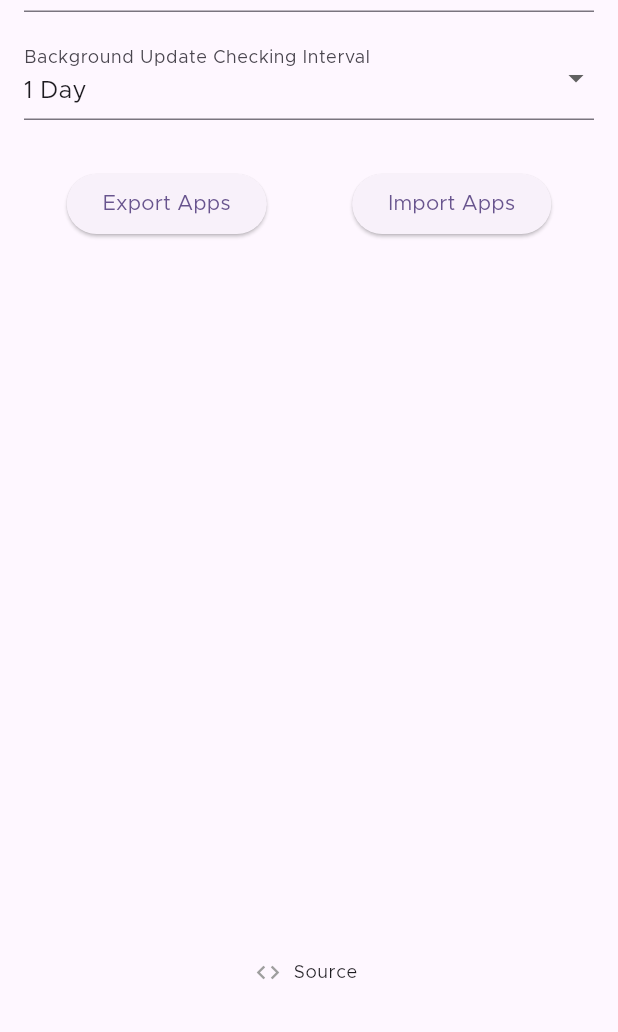
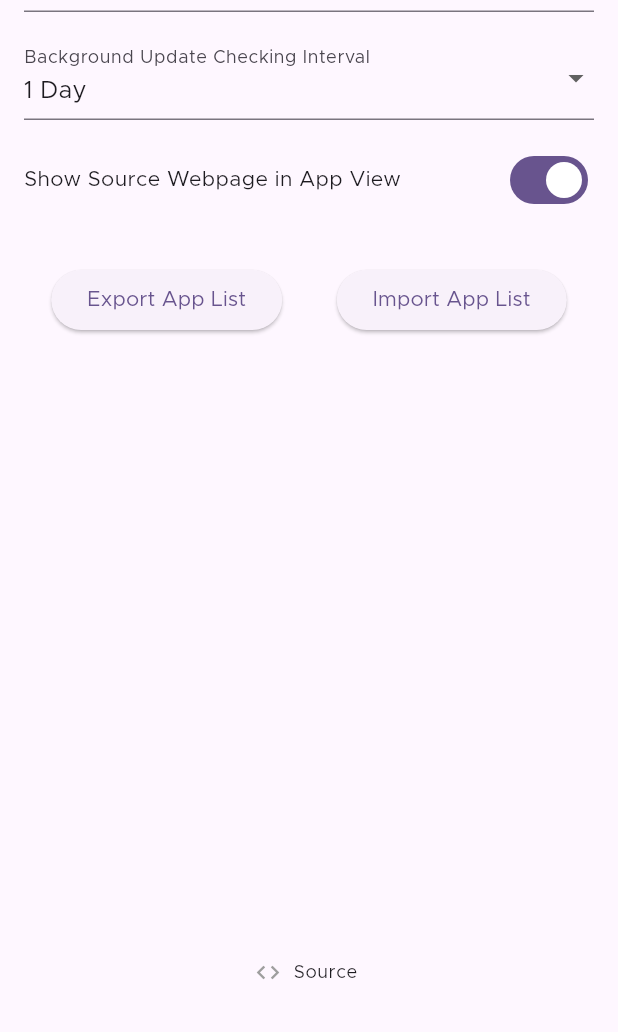
Before and after one commit to ownerroc/ObtainRoc, a Flutter app: the SettingsPage widget shown alone on an empty page, opened directly, on a phone screen of 412 x 824 dp, the part 204-1236 px from its top. Run offline on Flutter 3.47's test engine with Material 2 defaults, Android fonts, the phone set to English and light mode, and no system bars; drawn by our look-alikes of dynamic_color; our stand-ins replace device_info_plus, flutter_local_notifications, fluttertoast, permission_handler, shared_preferences, webview_flutter; missing offline and left inert: flutter_fgbg, install_plugin_v2, workmanager; accounts and stored records are empty; statements that could not run were skipped.

Commit message:
Added option to not show App webpage + wording tweak

```diff
--- a/lib/pages/settings.dart
+++ b/lib/pages/settings.dart
@@ -110,6 +110,20 @@ class _SettingsPageState extends State<SettingsPage> {
                         }
                       }),
                   const SizedBox(
+                    height: 16,
+                  ),
+                  Row(
+                    mainAxisAlignment: MainAxisAlignment.spaceBetween,
+                    children: [
+                      const Text('Show Source Webpage in App View'),
+                      Switch(
+                          value: settingsProvider.showAppWebpage,
+                          onChanged: (value) {
+                            settingsProvider.showAppWebpage = value;
+                          })
+                    ],
+                  ),
+                  const SizedBox(
                     height: 32,
                   ),
                   Row(
@@ -127,7 +141,7 @@ class _SettingsPageState extends State<SettingsPage> {
                                     );
                                   });
                                 },
-                          child: const Text('Export Apps')),
+                          child: const Text('Export App List')),
                       ElevatedButton(
                           onPressed: () {
                             HapticFeedback.lightImpact();
@@ -140,7 +154,7 @@ class _SettingsPageState extends State<SettingsPage> {
 
                                   return AlertDialog(
                                     scrollable: true,
-                                    title: const Text('Import Apps'),
+                                    title: const Text('Import App List'),
                                     content: Column(children: [
                                       const Text(
                                           'Copy the contents of the Obtainium export file and paste them into the field below:'),
@@ -193,7 +207,7 @@ class _SettingsPageState extends State<SettingsPage> {
                                                     .showSnackBar(
                                                   SnackBar(
                                                       content: Text(
-                                                          '$value Apps Imported')),
+                                                          '$value App${value == 1 ? '' : 's'} Imported')),
                                                 );
                                               }).catchError((e) {
                                                 ScaffoldMessenger.of(context)
@@ -212,7 +226,7 @@ class _SettingsPageState extends State<SettingsPage> {
                                   );
                                 });
                           },
-                          child: const Text('Import Apps'))
+                          child: const Text('Import App List'))
                     ],
                   ),
                   const Spacer(),
--- a/lib/providers/settings_provider.dart
+++ b/lib/providers/settings_provider.dart
@@ -69,4 +69,13 @@ class SettingsProvider with ChangeNotifier {
       }
     }
   }
+
+  bool get showAppWebpage {
+    return prefs?.getBool('showAppWebpage') ?? true;
+  }
+
+  set showAppWebpage(bool show) {
+    prefs?.setBool('showAppWebpage', show);
+    notifyListeners();
+  }
 }
```
Also changed, not shown: lib/pages/app.dart (+55 -4 lines).
